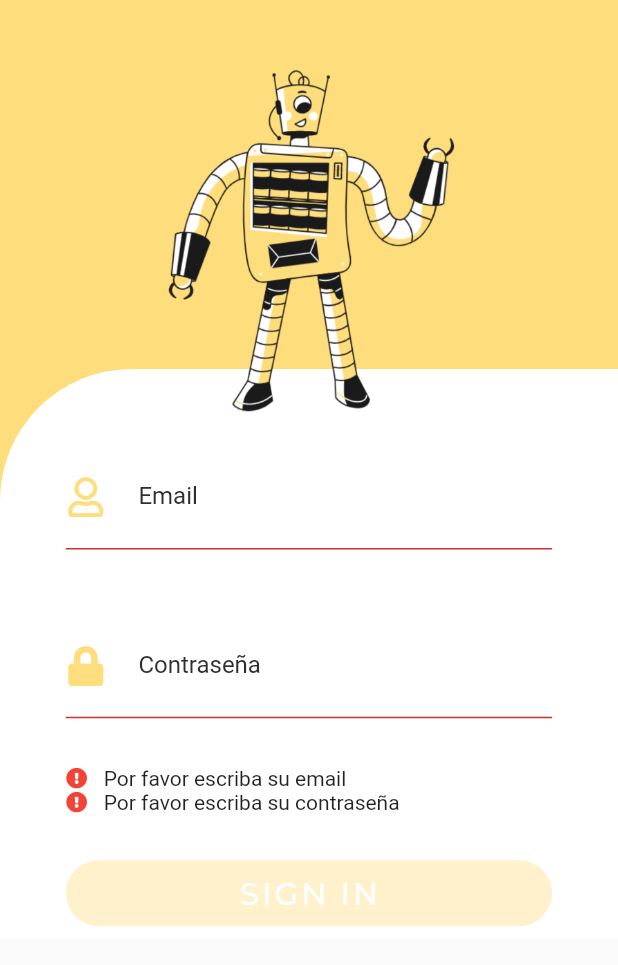
After one commit to tech-andgar/demo01_flutter, a Flutter app: the SignInScreen screen opened by its route, after a tap on "SIGN IN", on a phone screen of 412 x 824 dp. The commit adds this screen. Shown: the top 965 px of the screen. Run offline on Flutter 3.47's test engine with Material 2 defaults, Android fonts, the phone set to English and light mode, and no system bars; drawn by our look-alikes of keyboard_actions; our stand-ins replace email_validator, flutter_svg, font_awesome_flutter, google_fonts, graphql_flutter, location.

Commit message:
Complete UI Sign In and WIP auth login

```diff
--- a/lib/components/button/default_button.dart
+++ b/lib/components/button/default_button.dart
@@ -14,6 +14,7 @@ class DefaultButton extends StatelessWidget {
     this.press,
     this.backgroundColor = kPrimaryColor,
     this.textColor = Colors.white,
+    this.splashColor = kPrimaryColor,
     this.fontWeight = FontWeight.bold,
   }) : super(key: key);
   final String text;
@@ -21,6 +22,7 @@ class DefaultButton extends StatelessWidget {
   final Color backgroundColor;
   final Color textColor;
   final FontWeight fontWeight;
+  final Color splashColor;
 
   @override
   Widget build(BuildContext context) {
@@ -33,7 +35,7 @@ class DefaultButton extends StatelessWidget {
           borderRadius: BorderRadius.circular(25),
         ),
         child: InkWell(
-          splashColor: kPrimaryColor,
+          splashColor: splashColor,
           onTap: press,
           child: Row(
             crossAxisAlignment: CrossAxisAlignment.center,
--- /dev/null
+++ b/lib/components/custom_surffix_icon.dart
@@ -0,0 +1,58 @@
+// Copyright (c) 2020,
+// Andrés García <dev@tech-andgar.me>
+// All rights reserved.
+
+
+import 'package:demo_andres_garcia_needzaio/constants.dart';
+import 'package:flutter/material.dart';
+import 'package:flutter_svg/flutter_svg.dart';
+
+import 'package:demo_andres_garcia_needzaio/size_config.dart';
+
+class CustomSurffixIcon extends StatelessWidget {
+  const CustomSurffixIcon({
+    Key key,
+    @required this.icon, this.color = kPrimaryColor,
+  }) : super(key: key);
+
+  final dynamic icon;
+  final Color color;
+
+  @override
+  Widget build(BuildContext context) {
+    return Padding(
+      padding: EdgeInsets.fromLTRB(
+        0,
+        getProportionteScreenWidth(20),
+        getProportionteScreenWidth(20),
+        getProportionteScreenWidth(20),
+      ),
+      child: _buildIconCheckType(icon),
+    );
+  }
+
+  Widget _buildIconCheckType(dynamic icon) {
+    if (icon is String) {
+      return (icon.contains('svg'))
+          ? SvgPicture.asset(
+              icon,
+              height: getProportionteScreenHeight(265),
+              width: getProportionteScreenWidth(235),
+              color: color,
+            )
+          : Image.asset(
+              icon,
+              height: getProportionteScreenHeight(265),
+              width: getProportionteScreenWidth(235),
+            );
+    } else if (icon is IconData) {
+      return Icon(
+        icon,
+        size: getProportionteScreenWidth(24),
+        color: color,
+      );
+    } else {
+      throw ErrorWidget('unknow type icon');
+    }
+  }
+}
--- a/lib/constants.dart
+++ b/lib/constants.dart
@@ -25,6 +25,7 @@ final kHeadingStyle = GoogleFonts.montserrat(
   height: 1.5,
 );
 
+const String kNotHaveAccount = 'Don´t have an account?';
 const String kEmailNullError = 'Por favor escriba su email';
 const String kInvalidEmailError = 'Por favor escriba correctamente su email';
 const String kPassNullError = 'Por favor escriba su contraseña';
--- a/lib/routes.dart
+++ b/lib/routes.dart
@@ -10,13 +10,13 @@ import 'package:flutter/widgets.dart';
 // import 'package:demo_andres_garcia_needzaio/screens/login_unsuccess/login_unsuccess_screen.dart';
 // import 'package:demo_andres_garcia_needzaio/screens/otp/otp_screen.dart';
 // import 'package:demo_andres_garcia_needzaio/screens/request_service/request_service_screen.dart';
-// import 'package:demo_andres_garcia_needzaio/screens/sign_in/sign_in_screen.dart';
 // import 'package:demo_andres_garcia_needzaio/screens/sign_up/sign_up_screen.dart';
 import 'package:demo_andres_garcia_needzaio/screens/splash/splash_screen.dart';
+import 'package:demo_andres_garcia_needzaio/screens/sign_in/sign_in_screen.dart';
 
 final Map<String, WidgetBuilder> routes = {
   SplashScreen.routeName: (context) => SplashScreen(),
-  // SignInScreen.routeName: (context) => SignInScreen(),
+  SignInScreen.routeName: (context) => SignInScreen(),
   // ForgotPasswordScreen.routeName: (context) => ForgotPasswordScreen(),
   // LoginSuccessScreen.routeName: (context) => LoginSuccessScreen(),
   // LoginUnsuccessScreen.routeName: (context) => LoginUnsuccessScreen(),
--- /dev/null
+++ b/lib/screens/sign_in/components/form_error.dart
@@ -0,0 +1,38 @@
+import 'package:flutter/material.dart';
+import 'package:font_awesome_flutter/font_awesome_flutter.dart';
+import 'package:demo_andres_garcia_needzaio/size_config.dart';
+
+class FormErrors extends StatelessWidget {
+  const FormErrors({
+    Key key,
+    @required this.errors,
+  }) : super(key: key);
+
+  final List<String> errors;
+
+  @override
+  Widget build(BuildContext context) {
+    return Column(
+      children: List.generate(
+        errors.length,
+        (index) => formErrorText(error: errors[index]),
+      ),
+    );
+  }
+
+  Row formErrorText({String error}) {
+    return Row(
+      children: [
+        Icon(
+          FontAwesomeIcons.exclamationCircle,
+          size: getProportionteScreenHeight(14),
+          color: Colors.red,
+        ),
+        SizedBox(
+          width: getProportionteScreenWidth(10),
+        ),
+        Text(error),
+      ],
+    );
+  }
+}
--- /dev/null
+++ b/lib/screens/sign_in/components/sign_in_body.dart
@@ -0,0 +1,124 @@
+// Copyright (c) 2020,
+// Andrés García <dev@tech-andgar.me>
+// All rights reserved.
+
+import 'package:flutter/material.dart';
+import 'package:keyboard_actions/keyboard_actions.dart';
+import 'package:demo_andres_garcia_needzaio/constants.dart';
+import 'package:demo_andres_garcia_needzaio/size_config.dart';
+import 'package:demo_andres_garcia_needzaio/screens/sign_in/components/sign_in_no_account_text.dart';
+import 'package:demo_andres_garcia_needzaio/screens/sign_in/components/sign_in_form.dart';
+
+class SignInBody extends StatefulWidget {
+  @override
+  _SignInBodyState createState() => _SignInBodyState();
+}
+
+class _SignInBodyState extends State<SignInBody> {
+  final FocusNode _nodeText1 = FocusNode();
+  final FocusNode _nodeText2 = FocusNode();
+
+  Widget _buttonListo(node) {
+    return GestureDetector(
+      onTap: () => node.unfocus(),
+      child: Padding(
+        padding: EdgeInsets.symmetric(horizontal: 16),
+        child: Text(
+          "LISTO",
+          style: TextStyle(color: Colors.black),
+        ),
+      ),
+    );
+  }
+
+  KeyboardActionsConfig _buildConfig(BuildContext context) {
+    return KeyboardActionsConfig(
+      keyboardActionsPlatform: KeyboardActionsPlatform.ALL,
+      keyboardBarColor: Colors.grey[200],
+      nextFocus: true,
+      actions: [
+        KeyboardActionsItem(
+          focusNode: _nodeText1,
+          toolbarButtons: [
+            (node) => _buttonListo(node),
+          ],
+        ),
+        KeyboardActionsItem(
+          focusNode: _nodeText2,
+          toolbarButtons: [
+            (node) => _buttonListo(node),
+          ],
+        ),
+      ],
+    );
+  }
+
+  @override
+  Widget build(BuildContext context) {
+    return KeyboardActions(
+      config: _buildConfig(context),
+      child: SafeArea(
+        child: Stack(
+          children: [
+            SingleChildScrollView(
+              child: Container(
+                height: 625,
+                width: SizeConfig.screenWidth,
+                // child: Center(
+                //   child: Text('background'),
+                // ),
+                color: kPrimaryColor,
+              ),
+            ),
+            Positioned(
+              top: SizeConfig.screenHeight / 3.35,
+              // right: getProportionteScreenWidth(50),
+              child: Container(
+                decoration: BoxDecoration(
+                  color: Colors.white,
+                  borderRadius: BorderRadius.only(
+                    topLeft: Radius.circular(
+                      getProportionteScreenWidth(80),
+                    ),
+                  ),
+                ),
+                height: getProportionteScreenWidth(550),
+                width: SizeConfig.screenWidth,
+                child: Padding(
+                  padding: const EdgeInsets.only(top: 50),
+                  child: SizedBox(
+                    width: double.infinity,
+                    child: Padding(
+                      padding: EdgeInsets.symmetric(
+                        horizontal: getProportionteScreenWidth(40),
+                      ),
+                      child: Column(
+                        children: [
+                          SignInForm(nodesText: [_nodeText1, _nodeText2]),
+                          SizedBox(height: getProportionteScreenHeight(30)),
+                          NoAccountText()
+                        ],
+                      ),
+                    ),
+                  ),
+                ),
+              ),
+            ),
+            Positioned(
+              top: SizeConfig.screenWidth / 128,
+              left: SizeConfig.screenWidth / 4,
+              child: Container(
+                height: SizeConfig.screenHeight / 2.65,
+                width: SizeConfig.screenWidth / 2,
+                child: Image.asset(
+                  'assets/images/personaje@3x.png',
+                  // height: 100,
+                ),
+              ),
+            ),
+          ],
+        ),
+      ),
+    );
+  }
+}
--- /dev/null
+++ b/lib/screens/sign_in/components/sign_in_form.dart
@@ -0,0 +1,174 @@
+// Copyright (c) 2020,
+// Andrés García <dev@tech-andgar.me>
+// All rights reserved.
+
+import 'package:email_validator/email_validator.dart';
+import 'package:flutter/material.dart';
+import 'package:font_awesome_flutter/font_awesome_flutter.dart';
+import 'package:demo_andres_garcia_needzaio/constants.dart';
+import 'package:demo_andres_garcia_needzaio/size_config.dart';
+import 'package:demo_andres_garcia_needzaio/components/button/default_button.dart';
+import 'package:demo_andres_garcia_needzaio/components/custom_surffix_icon.dart';
+import 'package:demo_andres_garcia_needzaio/screens/sign_in/components/form_error.dart';
+
+class SignInForm extends StatefulWidget {
+  final List<FocusNode> nodesText;
+
+  SignInForm({Key key, this.nodesText}) : super(key: key);
+
+  @override
+  _SignInFormState createState() => _SignInFormState();
+}
+
+class _SignInFormState extends State<SignInForm> {
+  final _formKey = GlobalKey<FormState>();
+  String _email;
+  String _password;
+  final List<String> errors = [];
+
+  void addError({String error}) {
+    if (!errors.contains(error)) {
+      setState(() {
+        errors.add(error);
+      });
+    }
+  }
+
+  void removeError({String error}) {
+    if (errors.contains(error)) {
+      setState(() {
+        errors.remove(error);
+      });
+    }
+  }
+
+  @override
+  Widget build(BuildContext context) {
+    return Form(
+      key: _formKey,
+      child: Column(
+        children: [
+          buildEmailFormField(focusNode: widget.nodesText[0]),
+          SizedBox(height: getProportionteScreenHeight(20)),
+          buildPasswordFormField(focusNode: widget.nodesText[1]),
+          SizedBox(height: getProportionteScreenHeight(10)),
+          FormErrors(errors: errors),
+          SizedBox(height: getProportionteScreenHeight(30)),
+          SizedBox(
+            width: double.infinity,
+            height: getProportionteScreenWidth(40),
+            child: DefaultButton(
+              backgroundColor: (errors.length > 0) ? kPrimaryColor.withOpacity(0.4) : kPrimaryColor,
+              splashColor: kSecondaryColor,
+              text: 'SIGN IN',
+              fontWeight: FontWeight.w500,
+              press: (errors.length > 0)
+                  ? null
+                  : () async {
+                      if (_formKey.currentState.validate()) {
+                        _formKey.currentState.save();
+                        // bool authValid = await signInWithEmail(email: _email, password: _password);
+                        // if (authValid) {
+                        //   Navigator.pushNamed(context, LoginSuccessScreen.routeName);
+                        // } else {
+                        //   Navigator.pushNamed(context, LoginUnsuccessScreen.routeName);
+                        // }
+                      }
+                    },
+            ),
+          ),
+        ],
+      ),
+    );
+  }
+
+  TextFormField buildPasswordFormField({FocusNode focusNode}) {
+    return TextFormField(
+      obscureText: true,
+      focusNode: focusNode,
+      keyboardType: TextInputType.visiblePassword,
+      onSaved: (newValue) => _password = newValue,
+      onChanged: (value) {
+        if (value.isNotEmpty) {
+          removeError(error: kPassNullError);
+        }
+        if (value.length >= 8) {
+          removeError(error: kSortPassError);
+        }
+        return null;
+      },
+      validator: (value) {
+        if (value.isEmpty) {
+          addError(error: kPassNullError);
+          return '';
+        } else if (value.length < 8) {
+          addError(error: kSortPassError);
+          return '';
+        }
+        return null;
+      },
+      decoration: InputDecoration(
+        labelStyle: TextStyle(color: Color(0xFF2E2E2E)),
+        enabledBorder: UnderlineInputBorder(
+          borderSide: BorderSide(color: Color(0xFF344C69)),
+        ),
+        focusedBorder: UnderlineInputBorder(
+          borderSide: BorderSide(color: Color(0xFF344C69)),
+        ),
+        border: UnderlineInputBorder(
+          borderSide: BorderSide(color: Color(0xFF344C69)),
+        ),
+        labelText: 'Contraseña',
+        hintText: 'Ingresa su contraseña',
+        // floatingLabelBehavior: FloatingLabelBehavior.always,
+        prefixIcon: CustomSurffixIcon(
+          icon: FontAwesomeIcons.lock,
+        ),
+      ),
+    );
+  }
+
+  TextFormField buildEmailFormField({FocusNode focusNode}) {
+    return TextFormField(
+      focusNode: focusNode,
+      keyboardType: TextInputType.emailAddress,
+      onSaved: (newValue) => _email = newValue,
+      onChanged: (value) {
+        if (value.isNotEmpty) {
+          removeError(error: kEmailNullError);
+        }
+        if (EmailValidator.validate(value)) {
+          removeError(error: kInvalidEmailError);
+        }
+        return null;
+      },
+      validator: (value) {
+        if (value.isEmpty) {
+          addError(error: kEmailNullError);
+          return '';
+        } else if (!EmailValidator.validate(value)) {
+          addError(error: kInvalidEmailError);
+          return '';
+        }
+        return null;
+      },
+      decoration: InputDecoration(
+        labelStyle: TextStyle(color: Color(0xFF2E2E2E)),
+        enabledBorder: UnderlineInputBorder(
+          borderSide: BorderSide(color: Color(0xFF344C69)),
+        ),
+        focusedBorder: UnderlineInputBorder(
+          borderSide: BorderSide(color: Color(0xFF344C69)),
+        ),
+        border: UnderlineInputBorder(
+          borderSide: BorderSide(color: Color(0xFF344C69)),
+        ),
+        labelText: 'Email',
+        hintText: 'Ingresa su email',
+        prefixIcon: CustomSurffixIcon(
+          icon: FontAwesomeIcons.user,
+        ),
+      ),
+    );
+  }
+}
--- /dev/null
+++ b/lib/screens/sign_in/components/sign_in_no_account_text.dart
@@ -0,0 +1,43 @@
+// Copyright (c) 2020,
+// Andrés García <dev@tech-andgar.me>
+// All rights reserved.
+
+import 'package:flutter/material.dart';
+import 'package:demo_andres_garcia_needzaio/constants.dart';
+import 'package:demo_andres_garcia_needzaio/size_config.dart';
+
+class NoAccountText extends StatelessWidget {
+  const NoAccountText({
+    Key key,
+  }) : super(key: key);
+
+  @override
+  Widget build(BuildContext context) {
+    return Padding(
+      padding: EdgeInsets.only(bottom: 8),
+      child: Row(
+        mainAxisAlignment: MainAxisAlignment.center,
+        children: [
+          Spacer(),
+          Text(
+            kNotHaveAccount,
+            style: TextStyle(fontSize: getProportionteScreenWidth(16), color: Colors.black.withOpacity(0.4)),
+          ),
+          Spacer(),
+          InkWell(
+            // onTap: () => Navigator.pushNamed(context, SignUpScreen.routeName),
+            onTap: () {},
+            child: Padding(
+              padding: EdgeInsets.all(8.0),
+              child: Text(
+                "Sign up".toUpperCase(),
+                style: TextStyle(fontSize: getProportionteScreenWidth(16), fontWeight: FontWeight.bold, color: kPrimaryColor),
+              ),
+            ),
+          ),
+          Spacer(),
+        ],
+      ),
+    );
+  }
+}
--- /dev/null
+++ b/lib/screens/sign_in/sign_in_screen.dart
@@ -0,0 +1,17 @@
+// Copyright (c) 2020,
+// Andrés García <dev@tech-andgar.me>
+// All rights reserved.
+
+import 'package:flutter/material.dart';
+import 'package:demo_andres_garcia_needzaio/screens/sign_in/components/sign_in_body.dart';
+
+class SignInScreen extends StatelessWidget {
+  static String routeName = '/sign_in';
+
+  @override
+  Widget build(BuildContext context) {
+    return Scaffold(
+      body: SignInBody(),
+    );
+  }
+}
--- a/lib/screens/splash/components/splash_body.dart
+++ b/lib/screens/splash/components/splash_body.dart
@@ -4,13 +4,13 @@
 
 // import 'package:demo_andres_garcia_needzaio/domain/usecases/locationService.dart';
 // import 'package:demo_andres_garcia_needzaio/screens/home/home_screen.dart';
-// import 'package:demo_andres_garcia_needzaio/screens/sign_in/sign_in_screen.dart';
 // import 'package:demo_andres_garcia_needzaio/screens/splash/components/splash_content.dart';
 // import 'package:demo_andres_garcia_needzaio/services/auth.dart';
 import 'package:flutter/material.dart';
 import 'package:demo_andres_garcia_needzaio/components/button/default_button.dart';
 import 'package:demo_andres_garcia_needzaio/constants.dart';
 import 'package:demo_andres_garcia_needzaio/size_config.dart';
+import 'package:demo_andres_garcia_needzaio/screens/sign_in/sign_in_screen.dart';
 import 'package:google_fonts/google_fonts.dart';
 import 'package:location/location.dart';
 
@@ -113,7 +113,7 @@ class _SplashBodyState extends State<SplashBody> {
                               text: 'IR A LOGIN',
                               press: (_permissionGranted == PermissionStatus.granted)
                                   ? () {
-                                      // Navigator.pushNamed(context, SignInScreen.routeName);
+                                      Navigator.pushNamed(context, SignInScreen.routeName);
                                     }
                                   : null,
                             ),
--- a/pubspec.yaml
+++ b/pubspec.yaml
@@ -24,8 +24,12 @@ dependencies:
   flutter:
     sdk: flutter
   cupertino_icons: ^1.0.0
+  email_validator: ^1.0.6
+  flutter_svg: ^0.19.0
+  font_awesome_flutter: ^8.9.0
   google_fonts: ^1.1.0
   graphql_flutter: ^3.1.0
+  keyboard_actions: ^3.3.1
   location: ^3.0.2
 
 dev_dependencies:
```
Also changed, not shown: pubspec.lock.
